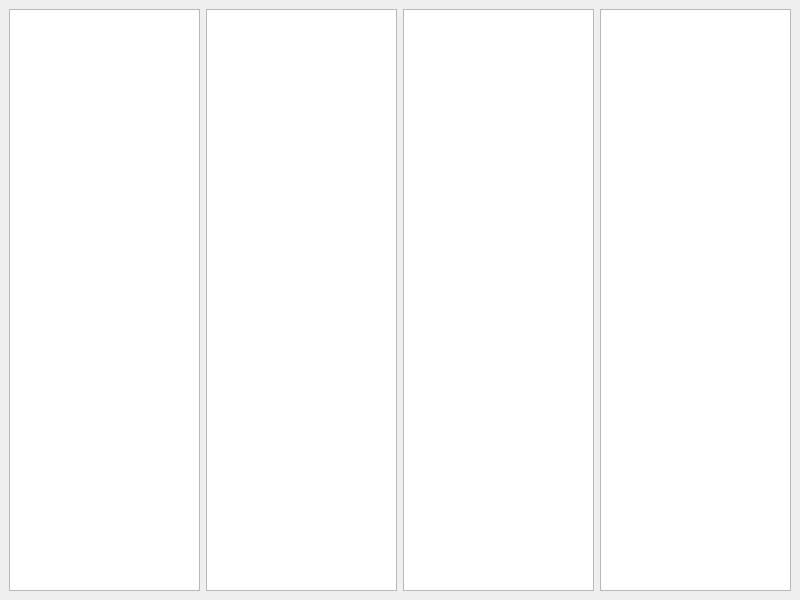
The window that not1mm/data/checkwindow.ui (mbridak/not1mm) describes before a commit, drawn with Qt 5.
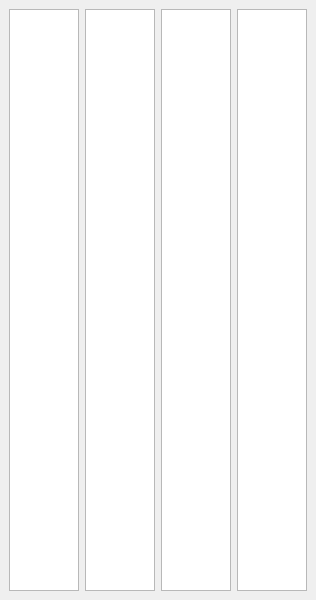
The same window after the commit.

Commit message: reduce window size.

Diff of the .ui file:
```diff
--- a/not1mm/data/checkwindow.ui
+++ b/not1mm/data/checkwindow.ui
@@ -6,7 +6,7 @@
    <rect>
     <x>0</x>
     <y>0</y>
-    <width>800</width>
+    <width>310</width>
     <height>600</height>
    </rect>
   </property>
```
Left out of the diff: 2 changed lines with no effect on the pictures.
